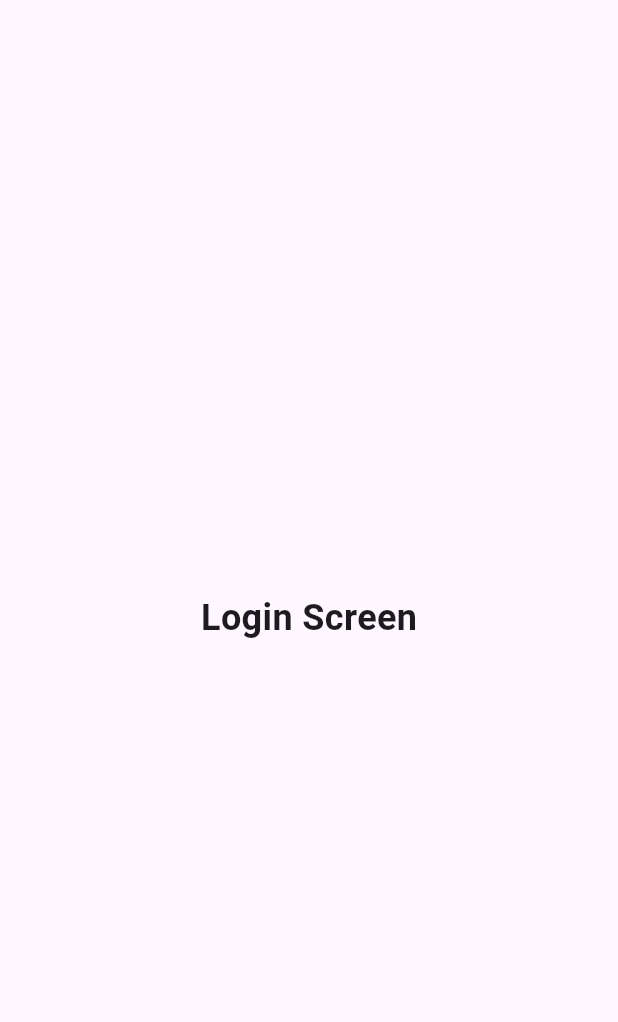
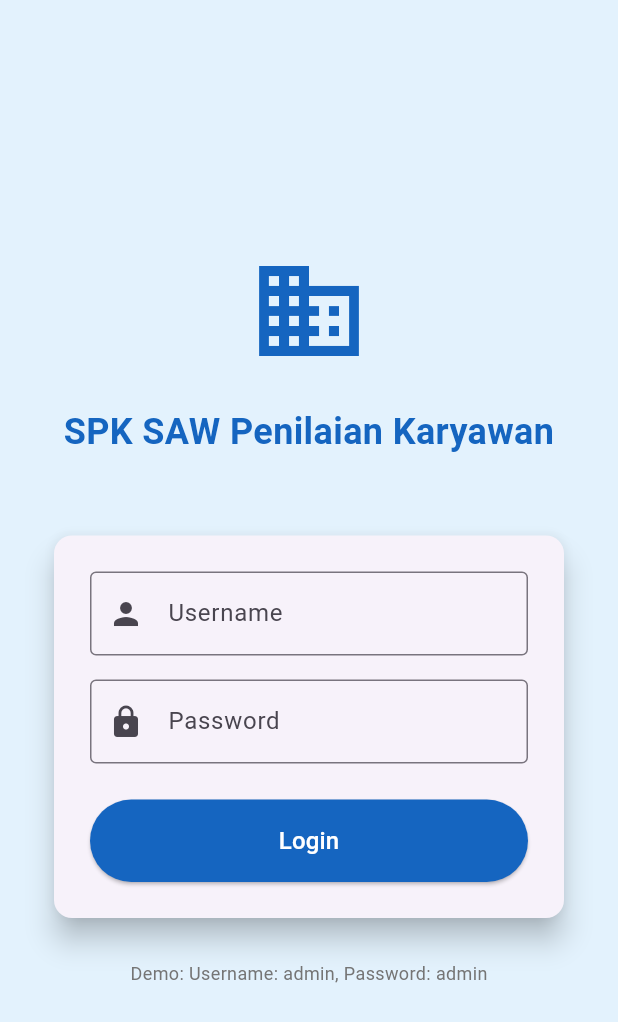
Before and after one commit to akc-priichan/SpkAndMobile, a Flutter app: the Login screen opened directly, on a phone screen of 412 x 824 dp. Shown: the top 1022 px of the screen. Run offline on Flutter 3.47's test engine with Material 3 defaults, Android fonts, the phone set to English and light mode, and no system bars; our stand-ins replace dio.

Commit message:
feat(login): menambahkan login

```diff
--- a/lib/login.dart
+++ b/lib/login.dart
@@ -8,74 +8,131 @@ class Login extends StatefulWidget {
 }
 
 class _LoginState extends State<Login> {
-  @override
-  Widget build(BuildContext context) {
-    return const Scaffold(
-        body: Center(
-      child: Text(
-        'Login Screen',
-        style: TextStyle(fontSize: 24, fontWeight: FontWeight.bold),
-      ),
-    ));
+  final TextEditingController _usernameController = TextEditingController();
+  final TextEditingController _passwordController = TextEditingController();
+
+  void _login() {
+    // Validasi sederhana - Anda bisa customize sesuai kebutuhan
+    String username = _usernameController.text.trim();
+    String password = _passwordController.text.trim();
+
+    if (username.isEmpty || password.isEmpty) {
+      ScaffoldMessenger.of(context).showSnackBar(
+        const SnackBar(
+          content: Text('Username dan password harus diisi'),
+          backgroundColor: Colors.red,
+        ),
+      );
+      return;
+    }
+
+    // Contoh validasi sederhana (ganti dengan logic autentikasi yang sebenarnya)
+    if (username == 'admin' && password == 'admin') {
+      // Navigasi ke MainScreen setelah login berhasil
+      Navigator.pushReplacementNamed(context, '/main');
+    } else {
+      ScaffoldMessenger.of(context).showSnackBar(
+        const SnackBar(
+          content: Text('Username atau password salah'),
+          backgroundColor: Colors.red,
+        ),
+      );
+    }
   }
-}
-
-void main() {
-  runApp(
-    MaterialApp(
-      title: 'Named Routes Demo',
-      // Start the app with the "/" named route. In this case, the app starts
-      // on the FirstScreen widget.
-      initialRoute: '/',
-      routes: {
-        // When navigating to the "/" route, build the FirstScreen widget.
-        '/': (context) => const FirstScreen(),
-        // When navigating to the "/second" route, build the SecondScreen widget.
-        '/second': (context) => const SecondScreen(),
-      },
-    ),
-  );
-}
-
-class FirstScreen extends StatelessWidget {
-  const FirstScreen({super.key});
 
   @override
   Widget build(BuildContext context) {
     return Scaffold(
-      appBar: AppBar(title: const Text('First Screen')),
+      backgroundColor: Colors.blue[50],
       body: Center(
-        child: ElevatedButton(
-          // Within the `FirstScreen` widget
-          onPressed: () {
-            // Navigate to the second screen using a named route.
-            Navigator.pushNamed(context, '/second');
-          },
-          child: const Text('Launch screen'),
+        child: SingleChildScrollView(
+          padding: const EdgeInsets.all(32.0),
+          child: Column(
+            mainAxisAlignment: MainAxisAlignment.center,
+            children: [
+              // Logo atau Title
+              Icon(
+                Icons.business,
+                size: 80,
+                color: Colors.blue[800],
+              ),
+              const SizedBox(height: 24),
+              Text(
+                'SPK SAW Penilaian Karyawan',
+                style: TextStyle(
+                  fontSize: 24,
+                  fontWeight: FontWeight.bold,
+                  color: Colors.blue[800],
+                ),
+                textAlign: TextAlign.center,
+              ),
+              const SizedBox(height: 48),
+
+              // Form Login
+              Card(
+                elevation: 8,
+                child: Padding(
+                  padding: const EdgeInsets.all(24.0),
+                  child: Column(
+                    children: [
+                      TextField(
+                        controller: _usernameController,
+                        decoration: const InputDecoration(
+                          labelText: 'Username',
+                          border: OutlineInputBorder(),
+                          prefixIcon: Icon(Icons.person),
+                        ),
+                      ),
+                      const SizedBox(height: 16),
+                      TextField(
+                        controller: _passwordController,
+                        obscureText: true,
+                        decoration: const InputDecoration(
+                          labelText: 'Password',
+                          border: OutlineInputBorder(),
+                          prefixIcon: Icon(Icons.lock),
+                        ),
+                      ),
+                      const SizedBox(height: 24),
+                      SizedBox(
+                        width: double.infinity,
+                        child: ElevatedButton(
+                          onPressed: _login,
+                          style: ElevatedButton.styleFrom(
+                            backgroundColor: Colors.blue[800],
+                            foregroundColor: Colors.white,
+                            padding: const EdgeInsets.symmetric(vertical: 16),
+                          ),
+                          child: const Text(
+                            'Login',
+                            style: TextStyle(fontSize: 16),
+                          ),
+                        ),
+                      ),
+                    ],
+                  ),
+                ),
+              ),
+
+              const SizedBox(height: 24),
+              Text(
+                'Demo: Username: admin, Password: admin',
+                style: TextStyle(
+                  color: Colors.grey[600],
+                  fontSize: 12,
+                ),
+              ),
+            ],
+          ),
         ),
       ),
     );
   }
-}
-
-class SecondScreen extends StatelessWidget {
-  const SecondScreen({super.key});
 
   @override
-  Widget build(BuildContext context) {
-    return Scaffold(
-      appBar: AppBar(title: const Text('Second Screen')),
-      body: Center(
-        child: ElevatedButton(
-          // Within the SecondScreen widget
-          onPressed: () {
-            // Navigate back to the first screen by popping the current route
-            // off the stack.
-            Navigator.pop(context);
-          },
-          child: const Text('Go back!'),
-        ),
-      ),
-    );
+  void dispose() {
+    _usernameController.dispose();
+    _passwordController.dispose();
+    super.dispose();
   }
 }
```
Also changed, not shown: lib/main.dart (+46 -3 lines), pubspec.lock.
